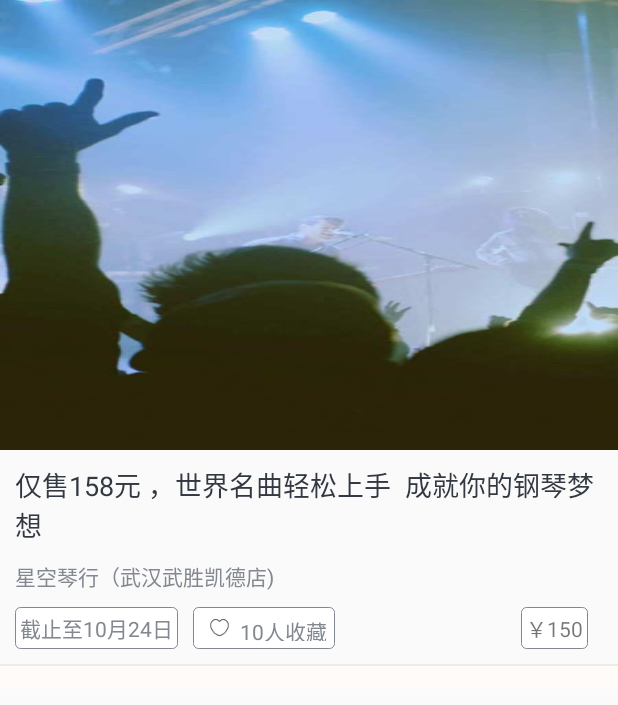
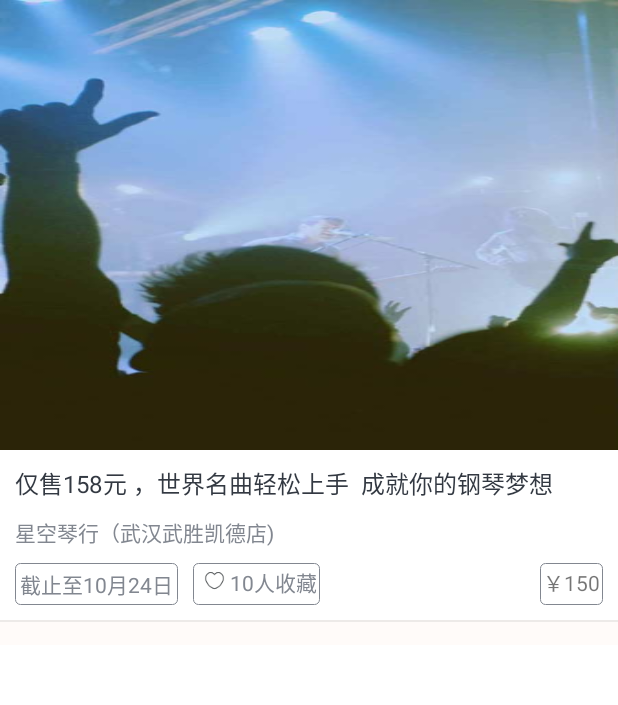
Before and after one commit to litian1993/android_program, an Android app: the layout firstfragment_list_itemview.xml on its own in the app's theme, with its tools: preview values and no code run, on a phone screen of 412 x 824 dp. Shown: the top 705 px of the screen. Run offline under Robolectric (Android 15) with nearby library versions, the phone set to English and light mode, and no system bars.

Commit message:
8月31提交

```diff
--- a/lazyweekended/src/main/java/com/phone1000/lazyweekended/Adapter/SecondGridAdapter.java
+++ b/lazyweekended/src/main/java/com/phone1000/lazyweekended/Adapter/SecondGridAdapter.java
@@ -58,6 +58,7 @@ public class SecondGridAdapter extends BaseAdapter {
         SecondPageInfo.ResultBean resultBean = resultBeen.get(position);
         String imageUrl = resultBean.getIcon_view();
         viewHolder.itemTv.setText(resultBean.getCn_name());
+
         Picasso.with(mContext).load(imageUrl).into(viewHolder.itemIv);
         return view;
     }
--- a/lazyweekended/src/main/java/com/phone1000/lazyweekended/FirstFragment.java
+++ b/lazyweekended/src/main/java/com/phone1000/lazyweekended/FirstFragment.java
@@ -12,7 +12,7 @@ import android.widget.ListView;
 
 import com.phone1000.lazyweekended.Adapter.FirstListAdapter;
 import com.phone1000.lazyweekended.bean.FirstPageInfo;
-import com.phone1000.lazyweekended.presenter.PagePresenterImpl;
+import com.phone1000.lazyweekended.presenter.impl.PagePresenterImpl;
 import com.phone1000.lazyweekended.view.IpageView;
 
 import java.util.ArrayList;
--- a/lazyweekended/src/main/java/com/phone1000/lazyweekended/MainActivity.java
+++ b/lazyweekended/src/main/java/com/phone1000/lazyweekended/MainActivity.java
@@ -7,6 +7,7 @@ import android.support.v4.app.FragmentStatePagerAdapter;
 import android.support.v4.view.PagerAdapter;
 import android.support.v4.view.ViewPager;
 import android.support.v7.app.AppCompatActivity;
+import android.view.ViewGroup;
 import android.widget.RadioGroup;
 
 import java.util.ArrayList;
@@ -105,5 +106,10 @@ public class MainActivity extends AppCompatActivity {
         public int getCount() {
             return fragmentList == null? 0:fragmentList.size();
         }
+
+        @Override
+        public void destroyItem(ViewGroup container, int position, Object object) {
+
+        }
     }
 }
--- a/lazyweekended/src/main/java/com/phone1000/lazyweekended/bean/PareamsBean.java
+++ b/lazyweekended/src/main/java/com/phone1000/lazyweekended/bean/PareamsBean.java
@@ -7,4 +7,5 @@ public class PareamsBean {
     public static final  String SESSION_ID = "000040a3fb7d64ce1737c6c7bb3c7e4e157c91";
     public  static  final String LON = "114.30963859310197";
     public  static final  String LAT = "30.575388756810078";
+    public static final  int CITY_ID = 192;
 }
--- a/lazyweekended/src/main/java/com/phone1000/lazyweekended/presenter/IsecondPresenter.java
+++ b/lazyweekended/src/main/java/com/phone1000/lazyweekended/presenter/IsecondPresenter.java
@@ -3,9 +3,10 @@ package com.phone1000.lazyweekended.presenter;
 import com.phone1000.lazyweekended.bean.SecondPageInfo;
 
 /**
- * Created by 李田 on 2016/8/28.
+ * Created by liTian on 2016/8/28.
  */
 public interface IsecondPresenter {
+
     void queryList();
 
     interface SecondCallBack{
--- a/lazyweekended/src/main/java/com/phone1000/lazyweekended/presenter/PagePresenterImpl.java
+++ b/lazyweekended/src/main/java/com/phone1000/lazyweekended/presenter/impl/PagePresenterImpl.java
@@ -1,7 +1,8 @@
-package com.phone1000.lazyweekended.presenter;
+package com.phone1000.lazyweekended.presenter.impl;
 
 import com.phone1000.lazyweekended.bean.FirstPageInfo;
 import com.phone1000.lazyweekended.module.PageImpl;
+import com.phone1000.lazyweekended.presenter.IpagePresenter;
 import com.phone1000.lazyweekended.view.IpageView;
 
 /**
--- a/lazyweekended/src/main/java/com/phone1000/lazyweekended/presenter/SeondPresenterImpl.java
+++ b/lazyweekended/src/main/java/com/phone1000/lazyweekended/presenter/impl/SeondPresenterImpl.java
@@ -1,7 +1,8 @@
-package com.phone1000.lazyweekended.presenter;
+package com.phone1000.lazyweekended.presenter.impl;
 
 import com.phone1000.lazyweekended.bean.SecondPageInfo;
 import com.phone1000.lazyweekended.module.PageImpl;
+import com.phone1000.lazyweekended.presenter.IsecondPresenter;
 import com.phone1000.lazyweekended.view.SecondPageView;
 
 /**
--- a/lazyweekended/src/main/java/com/phone1000/lazyweekended/view/IpageView.java
+++ b/lazyweekended/src/main/java/com/phone1000/lazyweekended/view/IpageView.java
@@ -6,5 +6,9 @@ import com.phone1000.lazyweekended.bean.FirstPageInfo;
  * Created by 李田 on 2016/8/27.
  */
 public interface IpageView {
+    /**
+     * 获取第一个页面的数据的接口
+     * @param firstPageInfo
+     */
     void refreshListView(FirstPageInfo firstPageInfo);
 }
--- a/lazyweekended/src/main/res/layout/firstfragment_list_itemview.xml
+++ b/lazyweekended/src/main/res/layout/firstfragment_list_itemview.xml
@@ -1,5 +1,6 @@
 <?xml version="1.0" encoding="utf-8"?>
 <RelativeLayout xmlns:android="http://schemas.android.com/apk/res/android"
+    android:background="#ffffff"
     android:layout_width="match_parent" android:layout_height="match_parent">
 <ImageView
     android:id="@+id/first_list_image"
@@ -15,7 +16,7 @@
         android:textColor="@color/colorBigText"
         android:text="仅售158元 ，世界名曲轻松上手  成就你的钢琴梦想"
         android:layout_marginRight="10dp"
-        android:textSize="18sp"
+        android:textSize="16sp"
         android:layout_width="match_parent"
         android:layout_height="wrap_content" />
     <TextView
@@ -44,13 +45,13 @@
         android:layout_height="wrap_content" />
     <RelativeLayout
         android:id="@+id/first_list_collect_ll"
-        android:layout_below="@id/first_list_title"
+        android:layout_below="@id/first_list_poi"
         android:layout_toRightOf="@+id/first_list_timeDsc"
         android:layout_marginLeft="10dp"
-        android:layout_alignTop="@+id/first_list_timeDsc"
+        android:layout_marginTop="10dp"
         android:layout_alignBottom="@id/first_list_timeDsc"
         android:layout_width="wrap_content"
-        android:padding="5dp"
+        android:padding="2dp"
         android:background="@drawable/first_textview_shape"
         android:layout_height="wrap_content" >
 
@@ -68,17 +69,18 @@
             android:layout_height="wrap_content"
             android:textColor="@color/colorSmallText"
             android:textSize="14sp"
-            android:paddingLeft="5dp"
+            android:paddingLeft="2dp"
             android:text="10人收藏"
             />
         </RelativeLayout>
     <TextView
         android:id="@+id/first_list_sell"
         android:background="@drawable/first_textview_shape"
-        android:layout_alignTop="@id/first_list_collect_ll"
+        android:layout_below="@id/first_list_poi"
+        android:layout_marginTop="10dp"
         android:layout_alignBottom="@id/first_list_collect_ll"
-        android:layout_marginRight="20dp"
-        android:padding="3dp"
+        android:layout_marginRight="10dp"
+        android:padding="2dp"
         android:text="￥150"
         android:textSize="14sp"
         android:layout_alignParentRight="true"
--- a/lazyweekended/src/main/res/layout/fourth_fragment.xml
+++ b/lazyweekended/src/main/res/layout/fourth_fragment.xml
@@ -7,12 +7,12 @@
     android:layout_width="match_parent"
     android:src="@drawable/person_bg_unlogin"
     android:scaleType="fitXY"
-    android:layout_height="150dp" />
+    android:layout_height="180dp" />
 <de.hdodenhof.circleimageview.CircleImageView
     android:id="@+id/fourth_fragment_logo"
     app:civ_border_width="3dp"
     android:layout_centerHorizontal="true"
-    android:layout_marginTop="110dp"
+    android:layout_marginTop="140dp"
     app:civ_border_color="#ffffff"
     android:src="@drawable/pic2"
     android:layout_width="80dp"
```
Also changed, not shown: lazyweekended/src/main/AndroidManifest.xml (+9 -2 lines), lazyweekended/src/main/java/com/phone1000/lazyweekended/Adapter/FirstListAdapter.java (+17 -2 lines), lazyweekended/src/main/java/com/phone1000/lazyweekended/SecondFragment.java (+26 -8 lines), lazyweekended/src/main/java/com/phone1000/lazyweekended/bean/FirstPageInfo.java (+4 -3 lines), lazyweekended/src/main/java/com/phone1000/lazyweekended/httpwork/HttpService.java (+8 -1 lines), lazyweekended/src/main/java/com/phone1000/lazyweekended/module/IpagelistModel.java (+7 -1 lines), lazyweekended/src/main/java/com/phone1000/lazyweekended/module/PageImpl.java (+37 -0 lines), lazyweekended/src/main/res/layout/first_fragement.xml (+7 -1 lines), lazyweekended/src/main/res/layout/second_fragment.xml (+26 -9 lines), lazyweekended/src/main/res/drawable-xhdpi/rc_ic_bubble_white_9.png (deleted).
